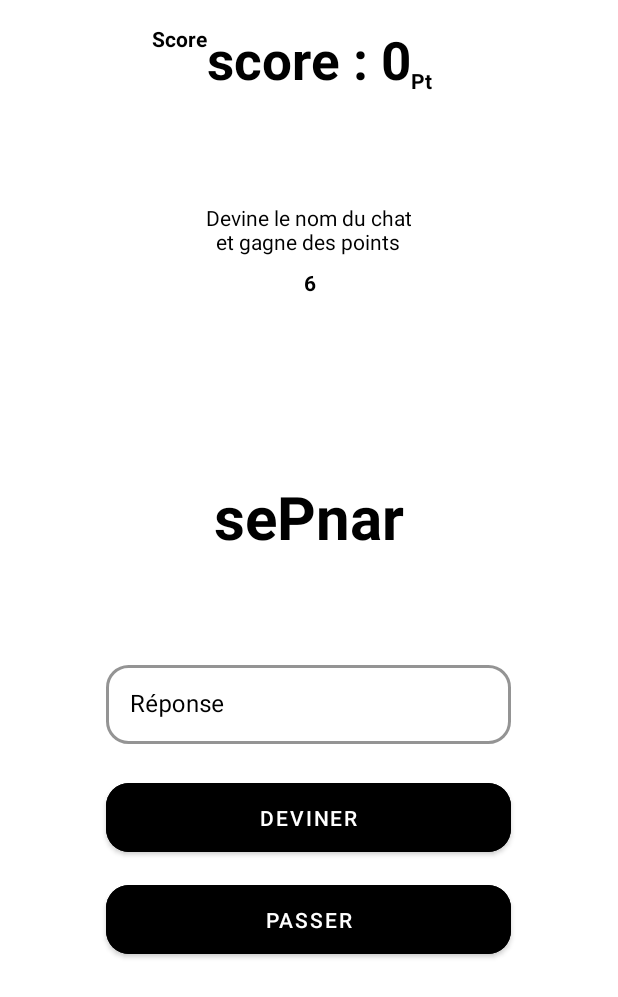
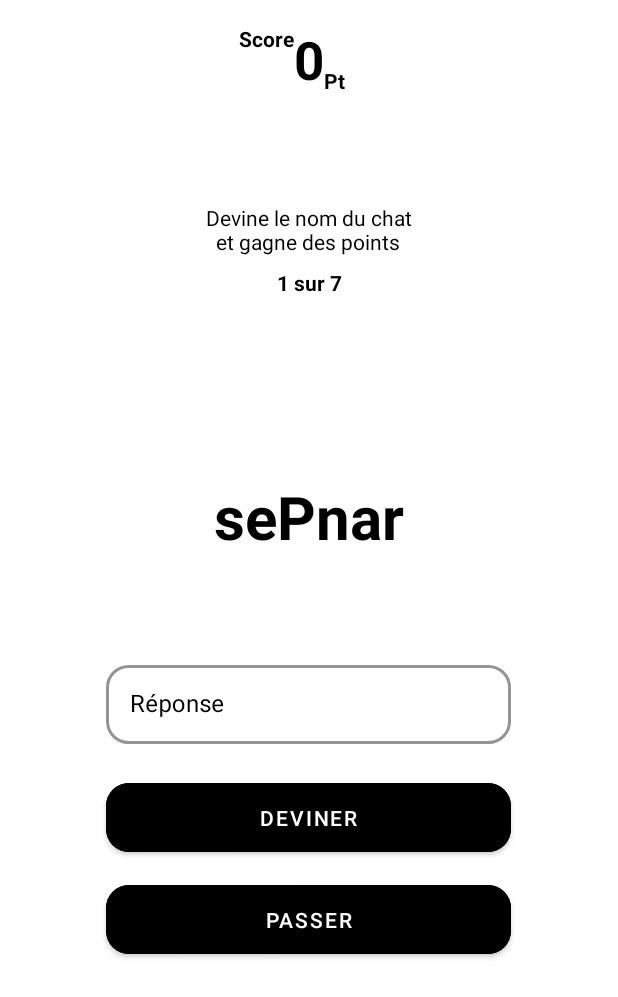
Before and after one commit to LoanCB/Projet_android, an Android app: the GameFragment screen opened through its navigation route, on a phone screen of 412 x 824 dp. Shown: the top 997 px of the screen. Run offline under Robolectric (Android 15) with nearby library versions, the phone set to English and light mode, and no system bars.

Commit message:
WIP page de jeu

```diff
--- a/app/src/main/java/com/formation/sciencesufinalapp/ui/game/GameFragment.kt
+++ b/app/src/main/java/com/formation/sciencesufinalapp/ui/game/GameFragment.kt
@@ -40,8 +40,8 @@ class GameFragment : Fragment() {
         binding.submit.setOnClickListener { onSubmitWord() }
         binding.skip.setOnClickListener { onSkipWord() }
         // Update the UI
-        binding.score.text = "score : 0"
-        binding.numberQuestions.text = "6"
+        binding.score.text = "0"
+        binding.numberQuestions.text = "1 sur ${viewModel.allWordsList.size}"
         // Observe the currentScrambledWord LiveData.
 // Observe the scrambledCharArray LiveData, passing in the LifecycleOwner and the observer.
 
@@ -73,8 +73,8 @@ class GameFragment : Fragment() {
         if (viewModel.isUserWordCorrect(playerWord)) {
             //setErrorTextField(false)
                 binding.score.text = viewModel.score.toString()
-            if (viewModel.nextWord()) {
-            } else {
+                binding.numberQuestions.text = "${(viewModel.currentWordCount + 1).toString()} sur ${viewModel.allWordsList.size}"
+            if (!viewModel.nextWord()) {
                 showFinalScoreDialog()
                 saveScore()
             }
--- a/app/src/main/java/com/formation/sciencesufinalapp/ui/game/GameViewModel.kt
+++ b/app/src/main/java/com/formation/sciencesufinalapp/ui/game/GameViewModel.kt
@@ -17,6 +17,11 @@ class GameViewModel : ViewModel(){
     val currentWordCount: Int
         get() = _currentWordCount
 
+    private var _allWordsList = mutableListOf("Siamois","Persan",
+        "Angora","Main coon","sacré de Birmanie", "Sphinx", "Bleu")
+    val allWordsList: MutableList<String>
+        get() = _allWordsList
+
     private val _currentScrambledWord = MutableLiveData<String>()
     val currentScrambledWord: LiveData<String>
         get() = _currentScrambledWord
@@ -25,8 +30,8 @@ class GameViewModel : ViewModel(){
     val savedGames: LiveData<MutableList<Map<String,String>>>
         get() = _savedGames
 
-    private var allWordsList: MutableList<String> = mutableListOf("Siamois","Persan",
-        "Angora","Main coon","sacré de Birmanie", "Sphinx", "Bleu")
+//    private var allWordsList: MutableList<String> = mutableListOf("Siamois","Persan",
+//        "Angora","Main coon","sacré de Birmanie", "Sphinx", "Bleu")
 
     // List of words used in the game
     private var wordsList: MutableList<String> = mutableListOf()
```
